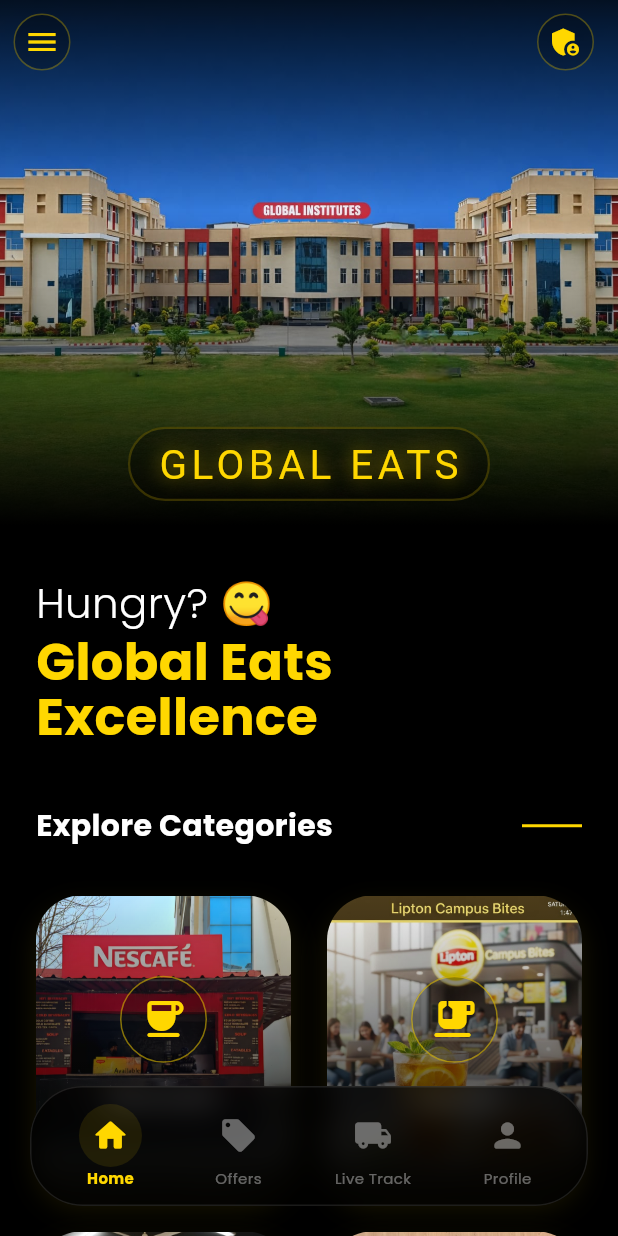
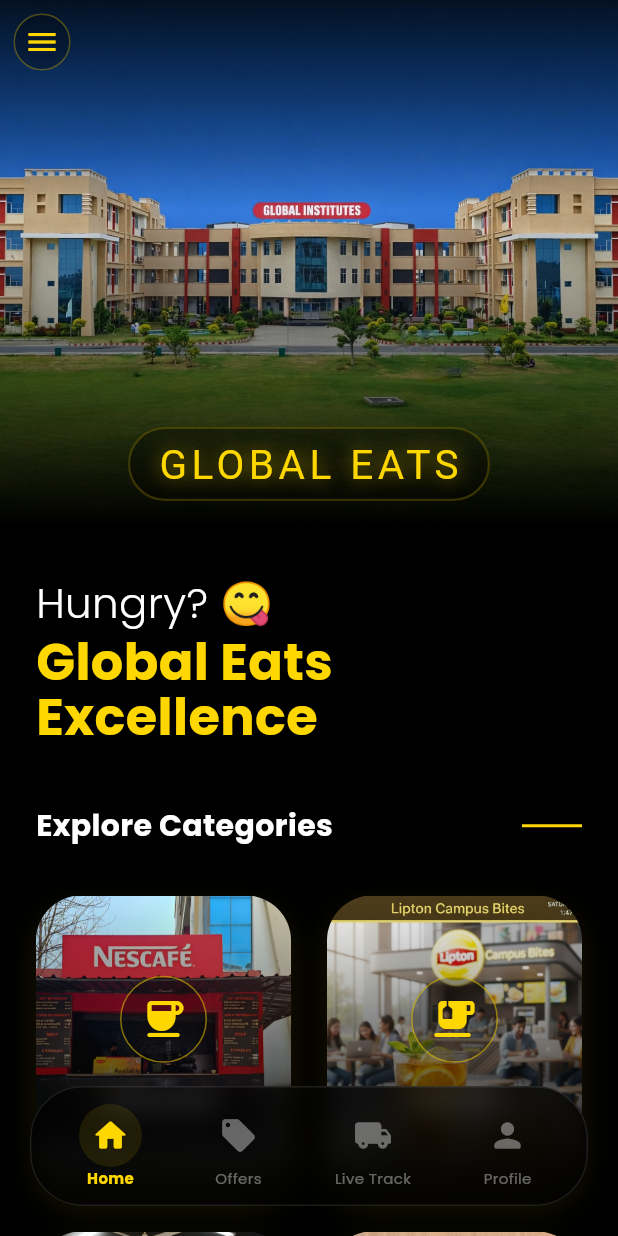
Before and after one commit to ChandniPoddar/hunger_zone, a Flutter app: the HomeScreen screen opened directly, on a phone screen of 412 x 824 dp. Run offline on Flutter 3.47's test engine with Material 3 defaults, Android fonts, the phone set to English and light mode, and no system bars; our stand-ins replace cached_network_image, cloud_firestore, firebase_auth, firebase_core, fluttertoast, google_fonts and 1 more; missing offline and left inert: razorpay_flutter; accounts and stored records are empty; network calls fail; Roboto replaces fonts that are missing (Monoton).

Commit message:
removed admin pannel

```diff
--- a/lib/screens/consumer/home_screen.dart
+++ b/lib/screens/consumer/home_screen.dart
@@ -8,9 +8,7 @@
 import '../../providers/cart_provider.dart';
 import '../../models/food_item.dart';
 
-import '../admin/admin_dashboard.dart';
 import '../auth/login_screen.dart';
-import 'cart_screen.dart';
 import '../profile/profile_screen.dart';
 
 import 'product_list_screen.dart';
@@ -27,7 +25,6 @@
 }
 
 class _HomeScreenState extends State<HomeScreen> with TickerProviderStateMixin {
-  final bool _isAdmin = true;
   late final List<FoodItem> _products;
   final GlobalKey<ScaffoldState> _scaffoldKey = GlobalKey<ScaffoldState>();
 
@@ -191,24 +188,6 @@
                   ],
                 ),
               ),
-              actions: [
-                if (_isAdmin)
-                  Padding(
-                    padding: const EdgeInsets.only(right: 8.0),
-                    child: IconButton(
-                      icon: Container(
-                        padding: const EdgeInsets.all(6),
-                        decoration: BoxDecoration(
-                          color: Colors.black26,
-                          shape: BoxShape.circle,
-                          border: Border.all(color: const Color(0xFFFFD700).withValues(alpha: 0.3)),
-                        ),
-                        child: const Icon(Icons.admin_panel_settings, color: Color(0xFFFFD700)),
-                      ),
-                      onPressed: () => Navigator.push(context, MaterialPageRoute(builder: (_) => const AdminDashboard())),
-                    ),
-                  ),
-              ],
             ),
 
             SliverToBoxAdapter(
```
Also changed, not shown: 1 other file.
